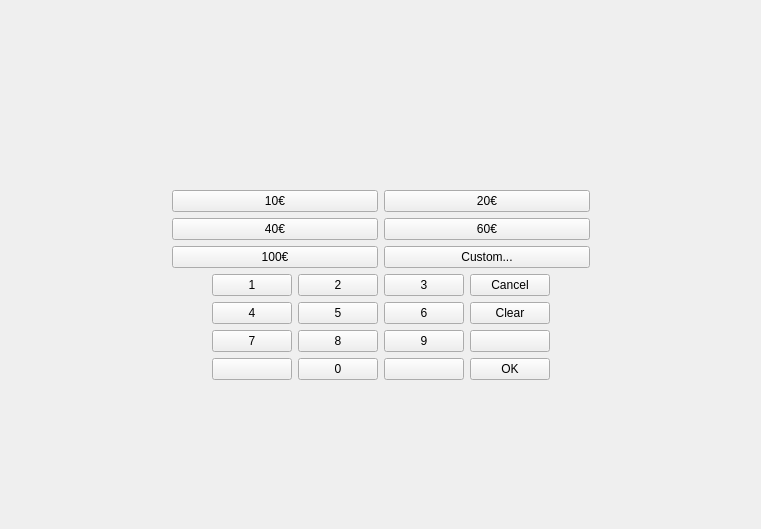
tvt23-pankkiprojekti/SPO_Group11, file frontend/forms/withdraw.ui: the form before one commit.
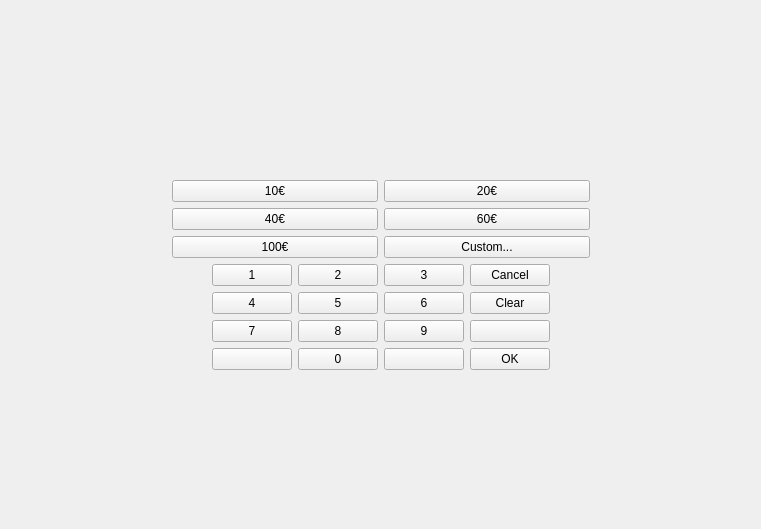
The form after the commit.

Commit message: status widget

Diff of the .ui file:
```diff
--- a/frontend/forms/withdraw.ui
+++ b/frontend/forms/withdraw.ui
@@ -14,7 +14,38 @@
    <string>Form</string>
   </property>
   <layout class="QGridLayout" name="gridLayout">
-   <item row="3" column="1">
+   <item row="1" column="1">
+    <layout class="QHBoxLayout" name="info">
+     <item>
+      <widget class="QLabel" name="label_name">
+       <property name="text">
+        <string/>
+       </property>
+      </widget>
+     </item>
+     <item>
+      <widget class="QLabel" name="label_amount">
+       <property name="text">
+        <string/>
+       </property>
+       <property name="alignment">
+        <set>Qt::AlignCenter</set>
+       </property>
+      </widget>
+     </item>
+     <item>
+      <widget class="QLabel" name="label_balance">
+       <property name="text">
+        <string/>
+       </property>
+       <property name="alignment">
+        <set>Qt::AlignRight|Qt::AlignTrailing|Qt::AlignVCenter</set>
+       </property>
+      </widget>
+     </item>
+    </layout>
+   </item>
+   <item row="2" column="1">
     <layout class="QGridLayout" name="buttons">
      <item row="2" column="0">
       <widget class="QPushButton" name="amount_100">
@@ -60,7 +91,7 @@
      </item>
     </layout>
    </item>
-   <item row="3" column="2">
+   <item row="2" column="2">
     <spacer name="horizontalSpacer_4">
      <property name="orientation">
       <enum>Qt::Horizontal</enum>
@@ -73,52 +104,8 @@
      </property>
     </spacer>
    </item>
-   <item row="3" column="0">
-    <spacer name="horizontalSpacer_3">
-     <property name="orientation">
-      <enum>Qt::Horizontal</enum>
-     </property>
-     <property name="sizeHint" stdset="0">
-      <size>
-       <width>40</width>
-       <height>20</height>
-      </size>
-     </property>
-    </spacer>
-   </item>
-   <item row="2" column="1">
-    <layout class="QHBoxLayout" name="info">
-     <item>
-      <widget class="QLabel" name="label_name">
-       <property name="text">
-        <string/>
-       </property>
-      </widget>
-     </item>
-     <item>
-      <widget class="QLabel" name="label_amount">
-       <property name="text">
-        <string/>
-       </property>
-       <property name="alignment">
-        <set>Qt::AlignCenter</set>
-       </property>
-      </widget>
-     </item>
-     <item>
-      <widget class="QLabel" name="label_balance">
-       <property name="text">
-        <string/>
-       </property>
-       <property name="alignment">
-        <set>Qt::AlignRight|Qt::AlignTrailing|Qt::AlignVCenter</set>
-       </property>
-      </widget>
-     </item>
-    </layout>
-   </item>
-   <item row="5" column="1">
-    <spacer name="verticalSpacer_2">
+   <item row="0" column="1">
+    <spacer name="verticalSpacer">
      <property name="orientation">
       <enum>Qt::Vertical</enum>
      </property>
@@ -130,7 +117,7 @@
      </property>
     </spacer>
    </item>
-   <item row="4" column="1">
+   <item row="3" column="1">
     <layout class="QGridLayout" name="keypad">
      <item row="0" column="1">
       <widget class="QPushButton" name="pad_1">
@@ -281,8 +268,21 @@
      </item>
     </layout>
    </item>
-   <item row="0" column="1">
-    <spacer name="verticalSpacer">
+   <item row="2" column="0">
+    <spacer name="horizontalSpacer_3">
+     <property name="orientation">
+      <enum>Qt::Horizontal</enum>
+     </property>
+     <property name="sizeHint" stdset="0">
+      <size>
+       <width>40</width>
+       <height>20</height>
+      </size>
+     </property>
+    </spacer>
+   </item>
+   <item row="4" column="1">
+    <spacer name="verticalSpacer_2">
      <property name="orientation">
       <enum>Qt::Vertical</enum>
      </property>
```
Left out of the diff: 10 changed lines with no effect on the pictures. The commit also changes 7 other files.
